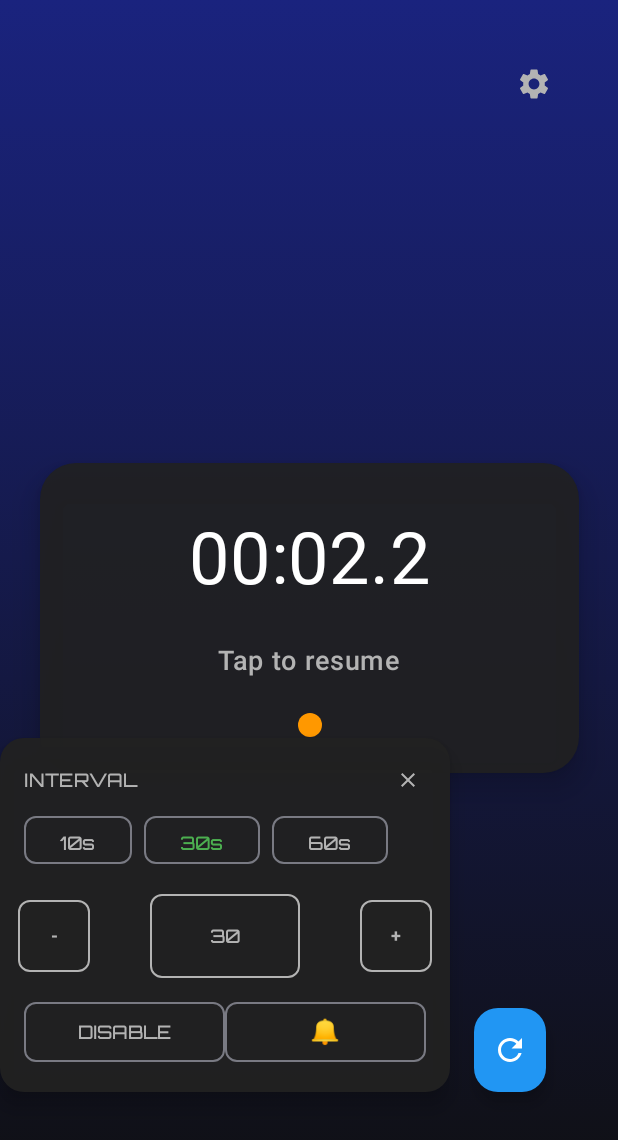
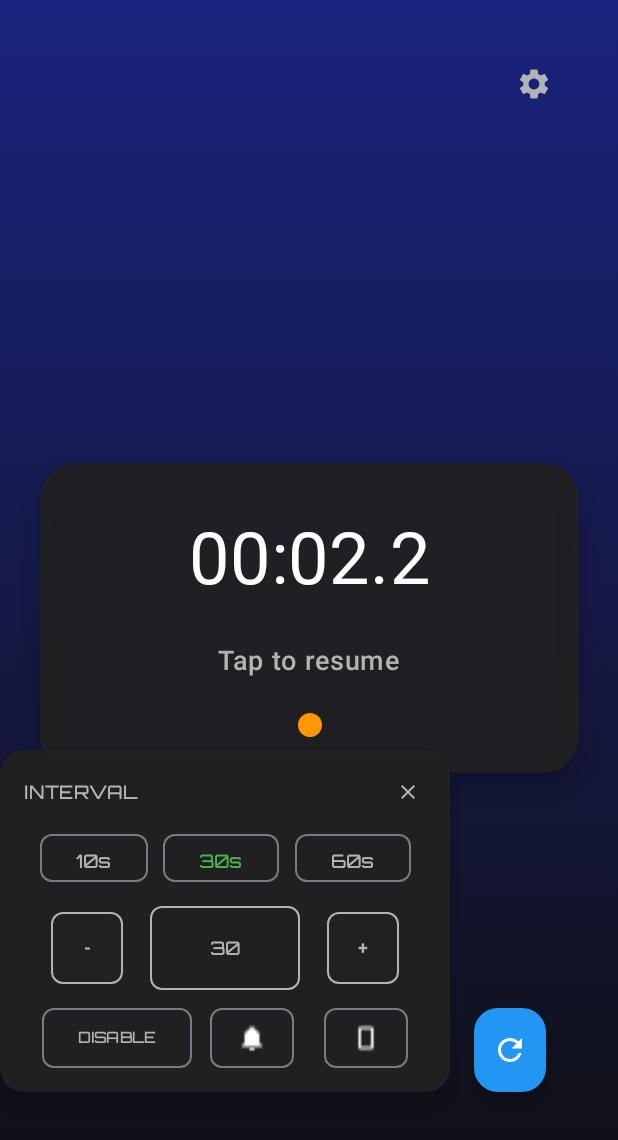
Before and after one commit to whiskybar/SimpleStopWatch, an Android app built with Jetpack Compose: the screen it shows after launch (MainActivity), after a tap on an icon or button, on a phone screen of 412 x 824 dp. Shown: the top 1140 px of the screen. Run offline under Robolectric (Android 15) with nearby library versions, the phone set to English and light mode, and no system bars; Roboto replaces fonts that are not available here; 3 other taps on this screen came first.

Commit message:
fixed the bell icon and the vibrate icon eventually

```diff
--- a/app/src/main/java/com/example/simplestopwatch/MainActivity.kt
+++ b/app/src/main/java/com/example/simplestopwatch/MainActivity.kt
@@ -41,7 +41,10 @@ import androidx.compose.runtime.saveable.rememberSaveable
 import androidx.compose.ui.Alignment
 import androidx.compose.ui.Modifier
 import androidx.compose.foundation.border
+import androidx.compose.foundation.Image
+import androidx.compose.ui.res.painterResource
 import androidx.compose.ui.draw.scale
+import androidx.compose.ui.graphics.graphicsLayer
 import androidx.compose.ui.graphics.Brush
 import androidx.compose.ui.graphics.Color
 import androidx.compose.ui.platform.LocalConfiguration
@@ -107,6 +110,7 @@ fun StopwatchScreen() {
     var showIntervalWidget by rememberSaveable { mutableStateOf(false) } // Widget expansion state
     var fabScale by rememberSaveable { mutableStateOf(1f) }
     var bellEnabled by rememberSaveable { mutableStateOf(true) } // Bell feature state - enabled by default
+    var vibrationEnabled by rememberSaveable { mutableStateOf(false) } // Vibration feature state - disabled by default
 
     // Theme selection state
     var selectedTheme by rememberSaveable { mutableStateOf("Dark") }
@@ -180,6 +184,11 @@ fun StopwatchScreen() {
     // Handle bell toggle
     fun toggleBell() {
         bellEnabled = !bellEnabled
+    }
+
+    // Handle vibration toggle
+    fun toggleVibration() {
+        vibrationEnabled = !vibrationEnabled
     }
 
     // Handle theme selection
@@ -488,12 +497,15 @@ fun StopwatchScreen() {
 
                         Spacer(modifier = Modifier.height(12.dp))
 
-                        // Preset buttons in horizontal scrollable row
-                        LazyRow(
-                            horizontalArrangement = Arrangement.spacedBy(8.dp),
-                            modifier = Modifier.height(40.dp)
+                        // Preset buttons in horizontal row with consistent alignment
+                        Row(
+                            modifier = Modifier
+                                .fillMaxWidth()
+                                .height(40.dp),
+                            horizontalArrangement = Arrangement.SpaceEvenly,
+                            verticalAlignment = Alignment.CenterVertically
                         ) {
-                            items(listOf(10, 30, 60)) { seconds ->
+                            listOf(10, 30, 60).forEach { seconds ->
                                 OutlinedButton(
                                     onClick = { selectInterval(seconds) },
                                     colors = ButtonDefaults.outlinedButtonColors(
@@ -519,7 +531,7 @@ fun StopwatchScreen() {
                         // Plus/minus controls and text field
                         Row(
                             modifier = Modifier.fillMaxWidth(),
-                            horizontalArrangement = Arrangement.SpaceBetween,
+                            horizontalArrangement = Arrangement.SpaceEvenly,
                             verticalAlignment = Alignment.CenterVertically
                         ) {
                             // Minus button
@@ -616,11 +628,14 @@ fun StopwatchScreen() {
                         // Disable and Close buttons
                         Row(
                             modifier = Modifier.fillMaxWidth(),
-                            horizontalArrangement = Arrangement.SpaceEvenly
+                            horizontalArrangement = Arrangement.SpaceEvenly,
+                            verticalAlignment = Alignment.CenterVertically
                         ) {
                             OutlinedButton(
                                 onClick = { disableInterval() },
-                                modifier = Modifier.weight(1f),
+                                modifier = Modifier
+                                    .width(100.dp) // Wider disable button
+                                    .height(40.dp), // Same height as other buttons
                                 colors = ButtonDefaults.outlinedButtonColors(
                                     contentColor = if (intervalSeconds == null)
                                         currentScheme.timeRunningColor
@@ -630,7 +645,7 @@ fun StopwatchScreen() {
                             ) {
                                 Text(
                                     text = "DISABLE",
-                                    fontSize = 12.sp,
+                                    fontSize = 10.sp, // Smaller text to fit
                                     fontFamily = technicalFont,
                                     fontWeight = FontWeight.Bold
                                 )
@@ -639,7 +654,10 @@ fun StopwatchScreen() {
                             // Bell toggle button
                             OutlinedButton(
                                 onClick = { toggleBell() },
-                                modifier = Modifier.weight(1f),
+                                modifier = Modifier
+                                    .width(60.dp) // Wider button
+                                    .height(40.dp) // Back to 40dp height
+                                    .padding(end = 4.dp), // Spacing from vibration button
                                 colors = ButtonDefaults.outlinedButtonColors(
                                     contentColor = if (bellEnabled)
                                         currentScheme.timeRunningColor
@@ -647,10 +665,35 @@ fun StopwatchScreen() {
                                 ),
                                 shape = RoundedCornerShape(8.dp)
                             ) {
-                                Text(
-                                    text = if (bellEnabled) "🔔" else "🔕",
-                                    fontSize = 16.sp,
-                                    fontFamily = FontFamily.Default
+                                Image(
+                                    painter = painterResource(id = if (bellEnabled) R.drawable.ic_bell_on else R.drawable.ic_bell_off),
+                                    contentDescription = if (bellEnabled) "Sound On" else "Sound Off",
+                                    modifier = Modifier
+                                        .size(24.dp)
+                                        .scale(2.5f) // Scale up 2.5x
+                                )
+                            }
+
+                            // Vibration toggle button
+                            OutlinedButton(
+                                onClick = { toggleVibration() },
+                                modifier = Modifier
+                                    .width(60.dp) // Wider button
+                                    .height(40.dp) // Back to 40dp height
+                                    .padding(start = 4.dp), // Spacing from bell button
+                                colors = ButtonDefaults.outlinedButtonColors(
+                                    contentColor = if (vibrationEnabled)
+                                        currentScheme.timeRunningColor
+                                    else currentScheme.statusColor
+                                ),
+                                shape = RoundedCornerShape(8.dp)
+                            ) {
+                                Image(
+                                    painter = painterResource(id = if (vibrationEnabled) R.drawable.ic_vibration_on else R.drawable.ic_vibration_off),
+                                    contentDescription = if (vibrationEnabled) "Vibration On" else "Vibration Off",
+                                    modifier = Modifier
+                                        .size(24.dp)
+                                        .scale(2.5f) // Scale up 2.5x
                                 )
                             }
                         }
@@ -731,9 +774,11 @@ fun StopwatchScreen() {
         // Run all operations in separate coroutines to avoid blocking timer
         CoroutineScope(Dispatchers.IO).launch {
             try {
-                // Always provide haptic feedback (non-blocking)
-                val vibrator = context.getSystemService(VibratorManager::class.java)?.defaultVibrator
-                vibrator?.vibrate(VibrationEffect.createOneShot(50, VibrationEffect.DEFAULT_AMPLITUDE))
+                // Provide haptic feedback only if vibration is enabled (non-blocking)
+                if (vibrationEnabled) {
+                    val vibrator = context.getSystemService(VibratorManager::class.java)?.defaultVibrator
+                    vibrator?.vibrate(VibrationEffect.createOneShot(50, VibrationEffect.DEFAULT_AMPLITUDE))
+                }
 
                 // Also play a subtle short chime if bell is enabled (non-blocking)
                 if (bellEnabled) {
@@ -781,10 +826,12 @@ fun StopwatchScreen() {
                         toneGenerator.release()
                     }
 
-                    // Always provide haptic feedback for better user experience (non-blocking)
-                    val vibrator = context.getSystemService(VibratorManager::class.java)?.defaultVibrator
-                    val pattern = longArrayOf(0, 150, 50, 150)
-                    vibrator?.vibrate(VibrationEffect.createWaveform(pattern, -1))
+                    // Provide haptic feedback only if vibration is enabled (non-blocking)
+                    if (vibrationEnabled) {
+                        val vibrator = context.getSystemService(VibratorManager::class.java)?.defaultVibrator
+                        val pattern = longArrayOf(0, 150, 50, 150)
+                        vibrator?.vibrate(VibrationEffect.createWaveform(pattern, -1))
+                    }
 
                 } catch (e: Exception) {
                     // Fallback to vibration only if audio fails (non-blocking)
--- /dev/null
+++ b/app/src/main/res/drawable/ic_bell_off.xml
@@ -0,0 +1,9 @@
+<vector xmlns:android="http://schemas.android.com/apk/res/android"
+    android:width="24dp"
+    android:height="24dp"
+    android:viewportWidth="24"
+    android:viewportHeight="24">
+    <path
+        android:fillColor="@android:color/white"
+        android:pathData="M12,22c1.1,0 2,-0.9 2,-2h-4c0,1.1 0.89,2 2,2zM19,10.73c0,0.8 -0.7,1.5 -1.5,1.5s-1.5,-0.7 -1.5,-1.5c0,-0.8 0.7,-1.5 1.5,-1.5s1.5,0.7 1.5,1.5zM5.27,10.27c0,0.8 0.7,1.5 1.5,1.5s1.5,-0.7 1.5,-1.5c0,-0.8 -0.7,-1.5 -1.5,-1.5s-1.5,0.7 -1.5,1.5zM12,2c-1.1,0 -2,0.9 -2,2h4c0,-1.1 -0.9,-2 -2,-2zM6.34,6.34L4.93,4.93c-0.39,-0.39 -0.39,-1.02 0,-1.41s1.02,-0.39 1.41,0l1.41,1.41c0.39,0.39 0.39,1.02 0,1.41 -0.38,0.39 -1.02,0.39 -1.41,0zM17.66,6.34c-0.39,-0.39 -1.02,-0.39 -1.41,0s-0.39,1.02 0,1.41l1.41,1.41c0.39,0.39 1.02,0.39 1.41,0s0.39,-1.02 0,-1.41l-1.41,-1.41zM12,6c-3.07,0 -5.64,1.64 -6.32,4.5H4c-0.83,0 -1.5,0.67 -1.5,1.5s0.67,1.5 1.5,1.5h1.68c0.68,2.86 3.25,4.5 6.32,4.5s5.64,-1.64 6.32,-4.5H20c0.83,0 1.5,-0.67 1.5,-1.5s-0.67,-1.5 -1.5,-1.5h-1.68C16.36,7.64 13.79,6 12,6z"/>
+</vector>
--- /dev/null
+++ b/app/src/main/res/drawable/ic_bell_on.xml
@@ -0,0 +1,9 @@
+<vector xmlns:android="http://schemas.android.com/apk/res/android"
+    android:width="24dp"
+    android:height="24dp"
+    android:viewportWidth="24"
+    android:viewportHeight="24">
+    <path
+        android:fillColor="@android:color/white"
+        android:pathData="M12,22c1.1,0 2,-0.9 2,-2h-4c0,1.1 0.89,2 2,2zM18,16v-5c0,-3.07 -1.64,-5.64 -4.5,-6.32V4c0,-0.83 -0.67,-1.5 -1.5,-1.5s-1.5,0.67 -1.5,1.5v0.68C7.63,5.36 6,7.92 6,11v5l-2,2v1h16v-1l-2,-2z"/>
+</vector>
--- /dev/null
+++ b/app/src/main/res/drawable/ic_vibration_off.xml
@@ -0,0 +1,9 @@
+<vector xmlns:android="http://schemas.android.com/apk/res/android"
+    android:width="24dp"
+    android:height="24dp"
+    android:viewportWidth="24"
+    android:viewportHeight="24">
+    <path
+        android:fillColor="@android:color/white"
+        android:pathData="M16.5,3h-9C6.67,3 6,3.67 6,4.5v15c0,0.83 0.67,1.5 1.5,1.5h9c0.83,0 1.5,-0.67 1.5,-1.5v-15c0,-0.83 -0.67,-1.5 -1.5,-1.5zM16,19L8,19L8,5h8v14z"/>
+</vector>
--- /dev/null
+++ b/app/src/main/res/drawable/ic_vibration_on.xml
@@ -0,0 +1,9 @@
+<vector xmlns:android="http://schemas.android.com/apk/res/android"
+    android:width="24dp"
+    android:height="24dp"
+    android:viewportWidth="24"
+    android:viewportHeight="24">
+    <path
+        android:fillColor="@android:color/white"
+        android:pathData="M0,15h2L2,9L0,9v6zM3,17h2L5,7L3,7v10zM22,9v6h2L24,9h-2zM19,17h2L21,7h-2v10zM16.5,3h-9C6.67,3 6,3.67 6,4.5v15c0,0.83 0.67,1.5 1.5,1.5h9c0.83,0 1.5,-0.67 1.5,-1.5v-15c0,-0.83 -0.67,-1.5 -1.5,-1.5zM16,19L8,19L8,5h8v14z"/>
+</vector>
```
